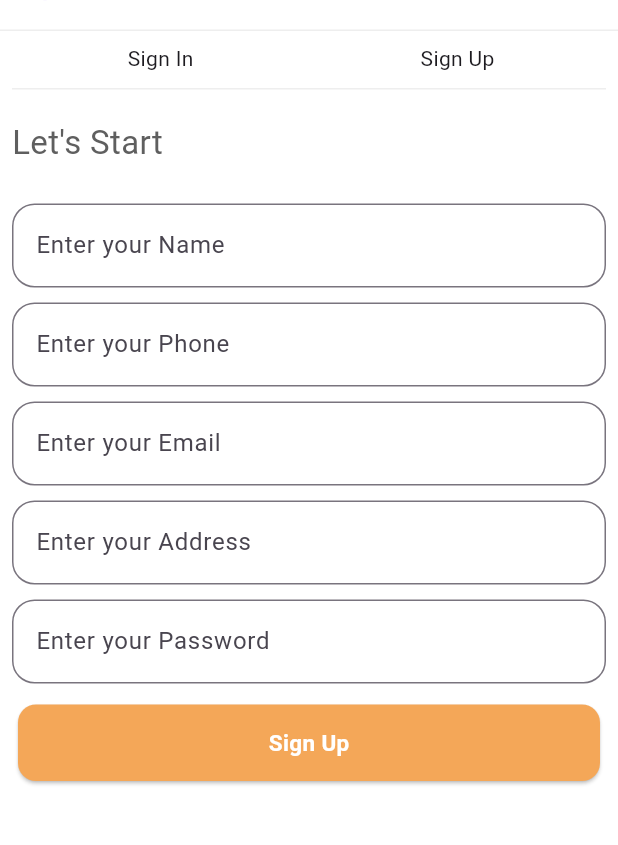
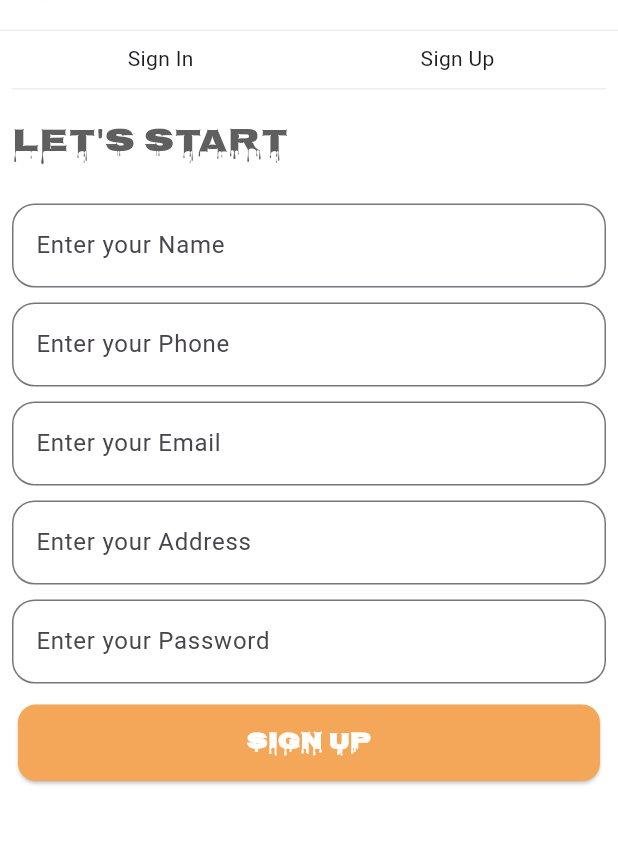
Before and after one commit to mamunislam531/coder_ecommerce_4b, a Flutter app: the AuthScreen screen opened directly, after a tap on "Login", after a tap on "Sign Up", on a phone screen of 412 x 824 dp, the part 119-964 px from its top. Run offline on Flutter 3.47's test engine with Material 3 defaults, Android fonts, the phone set to English and light mode, and no system bars; our stand-ins replace carousel_slider, flutter_easyloading, flutter_secure_storage; accounts and stored records are empty; network calls fail.

Commit message:
home API

```diff
--- a/lib/view/home/ui.dart
+++ b/lib/view/home/ui.dart
@@ -95,7 +95,7 @@ class _HomeScreenState extends State<HomeScreen> {
             child: Column(
               crossAxisAlignment: CrossAxisAlignment.start,
               children: [
-                CustomText(text: "Categories", color: Colors.black),
+                CustomText(text: "Categories", color: Colors.black,),
                 SizedBox(height: 15),
                 SizedBox(
                   height: 110,
--- a/lib/widgets/text.dart
+++ b/lib/widgets/text.dart
@@ -17,6 +17,7 @@ class CustomText extends StatelessWidget {
       style: TextStyle(
         color: color ?? Colors.grey,
         fontSize: fSize ?? 15,
+        fontFamily: "myfont",
         fontWeight: fW ?? FontWeight.normal,
         decoration: tD ?? TextDecoration.none,
       ),
```
Also changed, not shown: pubspec.yaml (+6 -1 lines), asset/font/Nosifer-Regular.ttf (added).
